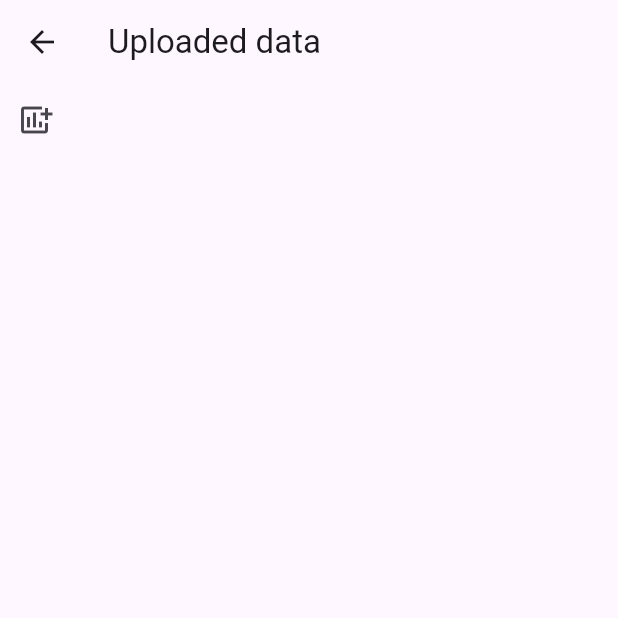
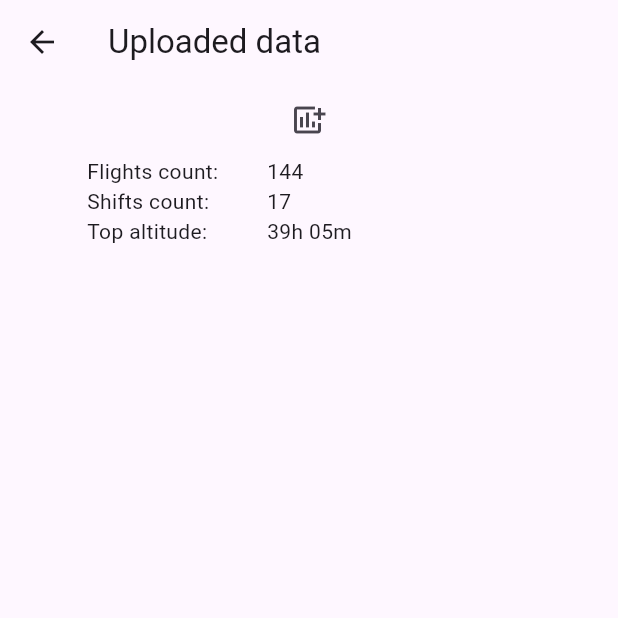
Before and after one commit to alexterliuk/flights-logger, a Flutter app: the UploadData screen opened directly, on a phone screen of 412 x 824 dp, the top half of it. Run offline on Flutter 3.47's test engine with Material 3 defaults, Android fonts, the phone set to English and light mode, and no system bars; our stand-ins replace file_picker, sqflite_common_ffi; missing offline and left inert: pointer_interceptor; accounts and stored records are empty.

Commit message:
ref: getShiftTotalTime -> getTotalTime

```diff
--- a/lib/src/shifts/shift.dart
+++ b/lib/src/shifts/shift.dart
@@ -5,7 +5,7 @@ import 'package:pointer_interceptor/pointer_interceptor.dart';
 
 import '../app_state.dart';
 import '../db/queries.dart';
-import '../utils/get_shift_total_time.dart';
+import '../utils/get_total_time.dart';
 import './shift_model.dart';
 import './shifts.dart';
 
@@ -172,7 +172,7 @@ class Shift extends StatelessWidget {
                                 width: 70,
                                 height: 36,
                                 child: Text(
-                                  getShiftTotalTime(shift.timeTotalMinutes),
+                                  getTotalTime(shift.timeTotalMinutes),
                                   textAlign: TextAlign.end,
                                   style: const TextStyle(height: 2.4),
                                 ),
--- a/lib/src/upload_data/upload_data.dart
+++ b/lib/src/upload_data/upload_data.dart
@@ -1,9 +1,11 @@
 import 'dart:convert';
 import 'package:flutter/material.dart';
 import 'package:file_picker/file_picker.dart';
+import '../utils/get_total_time.dart';
 import '../flight_logs/flight_log_model.dart';
-import '../upload_data/utils.dart';
+import 'utils.dart';
 import 'upload_data_model.dart';
+import 'uploaded_data_summary.dart';
 
 ///
 ///
@@ -78,53 +80,14 @@ class UploadDataState extends State<UploadData> {
       ),
       body: Column(
         children: [
-          Column(
-            children: [
-              // TextButton(
-              //   onPressed: calculate,
-              //   child: const Text('Calculate'),
-              // ),
-              // const SizedBox(height: 16),
-              Column(children: [
-                // const SizedBox(
-                //   width: 296,
-                //   child: Text(
-                //     'Upload data',
-                //     style: TextStyle(fontWeight: FontWeight.bold),
-                //   ),
-                // ),
-                // const SizedBox(width: 296, child: Text('Some explanation')),
-                // Row(
-                  // children: [
-                    IconButton(
-                      onPressed: getAndParseFile,
-                      icon: const Icon(Icons.add_chart),
-                    ),
-                  // ],
-                // ),
-                // Row(
-                //   children: [
-                //     const SizedBox(width: 120, child: Text('Total flights:')),
-                //     SizedBox(width: 56, child: Text('${calc.flightsCount}')),
-                //     SizedBox(width: 120, child: Text(calc.flightsTotalTime)),
-                //   ],
-                // ),
-                // Row(
-                //   children: [
-                //     const SizedBox(width: 120, child: Text('At night:')),
-                //     SizedBox(width: 56, child: Text('${calc.flightsAtNightCount}')),
-                //     SizedBox(width: 120, child: Text(calc.flightsAtNightTotalTime)),
-                //   ],
-                // ),
-                // Row(
-                //   children: [
-                //     const SizedBox(width: 120, child: Text('At day:')),
-                //     SizedBox(width: 56, child: Text('${calc.flightsAtDayCount}')),
-                //     SizedBox(width: 120, child: Text(calc.flightsAtDayTotalTime)),
-                //   ],
-                // ),
-              ]),
-            ],
+          IconButton(
+            onPressed: getAndParseFile,
+            icon: const Icon(Icons.add_chart),
+          ),
+          UploadedDataSummary(
+            flightsCount: 144,
+            shiftsCount: 17,
+            totalFlightTime: getTotalTime(2345),
           ),
         ],
       ),
--- /dev/null
+++ b/lib/src/upload_data/uploaded_data_summary.dart
@@ -0,0 +1,46 @@
+import 'package:flutter/material.dart';
+
+class UploadedDataSummary extends StatelessWidget {
+  const UploadedDataSummary({
+    super.key,
+    this.flightsCount = 0,
+    this.shiftsCount = 0,
+    this.totalFlightTime = '',
+  });
+
+  final int flightsCount;
+  final int shiftsCount;
+  final String totalFlightTime;
+
+  @override
+  Widget build(BuildContext context) {
+    return Flex(
+      direction: Axis.horizontal,
+      mainAxisAlignment: MainAxisAlignment.spaceAround,
+      children: [
+        Column(
+          children: [
+            Row(
+              children: [
+                const SizedBox(width: 120, child: Text('Flights count:')),
+                SizedBox(width: 176, child: Text('$flightsCount')),
+              ],
+            ),
+            Row(
+              children: [
+                const SizedBox(width: 120, child: Text('Shifts count:')),
+                SizedBox(width: 176, child: Text('$shiftsCount')),
+              ],
+            ),
+            Row(
+              children: [
+                const SizedBox(width: 120, child: Text('Top altitude:')),
+                SizedBox(width: 176, child: Text(totalFlightTime)),
+              ],
+            ),
+          ],
+        ),
+      ],
+    );
+  }
+}
--- a/lib/src/utils/get_shift_total_time.dart
+++ b/lib/src/utils/get_total_time.dart
@@ -1,4 +1,4 @@
-String getShiftTotalTime(int totalMinutes) {
+String getTotalTime(int totalMinutes) {
   if (totalMinutes < 60) {
     return '${totalMinutes}m';
   }
```
